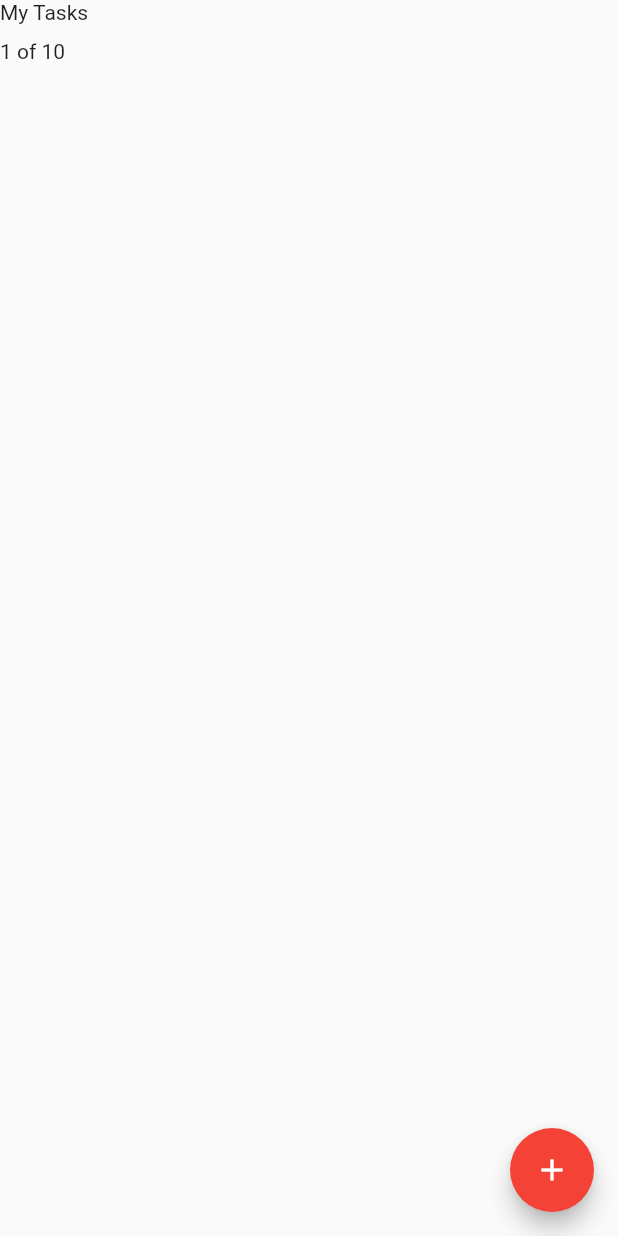
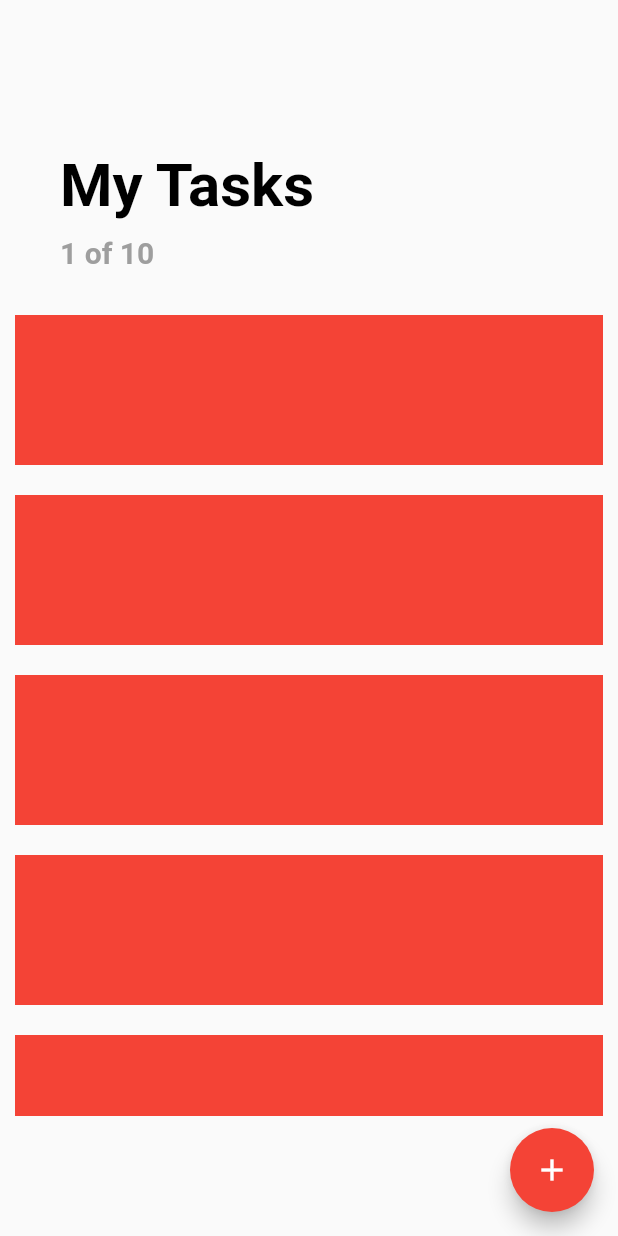
Before and after one commit to gusmac/sql_todo, a Flutter app: the screen it shows after launch, on a phone screen of 412 x 824 dp. Run offline on Flutter 3.47's test engine with Material 2 defaults, Android fonts, the phone set to English and light mode, and no system bars.

Commit message:
added container for the future task items

```diff
--- a/lib/screens/todo_list_screen.dart
+++ b/lib/screens/todo_list_screen.dart
@@ -15,20 +15,44 @@ class _TodoListScreenState extends State<TodoListScreen> {
         onPressed: () => print(
             'Naivgate to add task screen'), // Identifies what the future action is goind to be
       ),
-      body: ListView.builder(
-        itemCount: 1,
+      body: Padding(
+        padding: EdgeInsets.symmetric(vertical: 80.0),
+        child: ListView.builder(
+          itemCount: 10,
           itemBuilder: (BuildContext context, int index) {
             if (index == 0) {
-            return Column(
+              return Padding(
+                padding: EdgeInsets.symmetric(horizontal: 40.0, vertical: 20.0),
+                child: Column(
                   crossAxisAlignment: CrossAxisAlignment.start,
                   children: <Widget>[
-                Text('My Tasks'),
+                    Text(
+                      'My Tasks',
+                      style: TextStyle(
+                          color: Colors.black,
+                          fontSize: 40.0,
+                          fontWeight: FontWeight.bold),
+                    ),
                     SizedBox(height: 10.0),
-                Text('1 of 10'),
+                    Text(
+                      '1 of 10',
+                      style: TextStyle(
+                          color: Colors.grey,
+                          fontSize: 20.0,
+                          fontWeight: FontWeight.w600),
+                    ),
                   ],
+                ),
               );
             }
+            return Container(
+              margin: EdgeInsets.all(10.0),
+              height: 100.0,
+              width: double.infinity,
+              color: Colors.red,
+            ); // These are the future containers for the tasks
           },
+        ),
       ),
     );
   }
```
Lines whose indentation alone changed are shown as unchanged.
